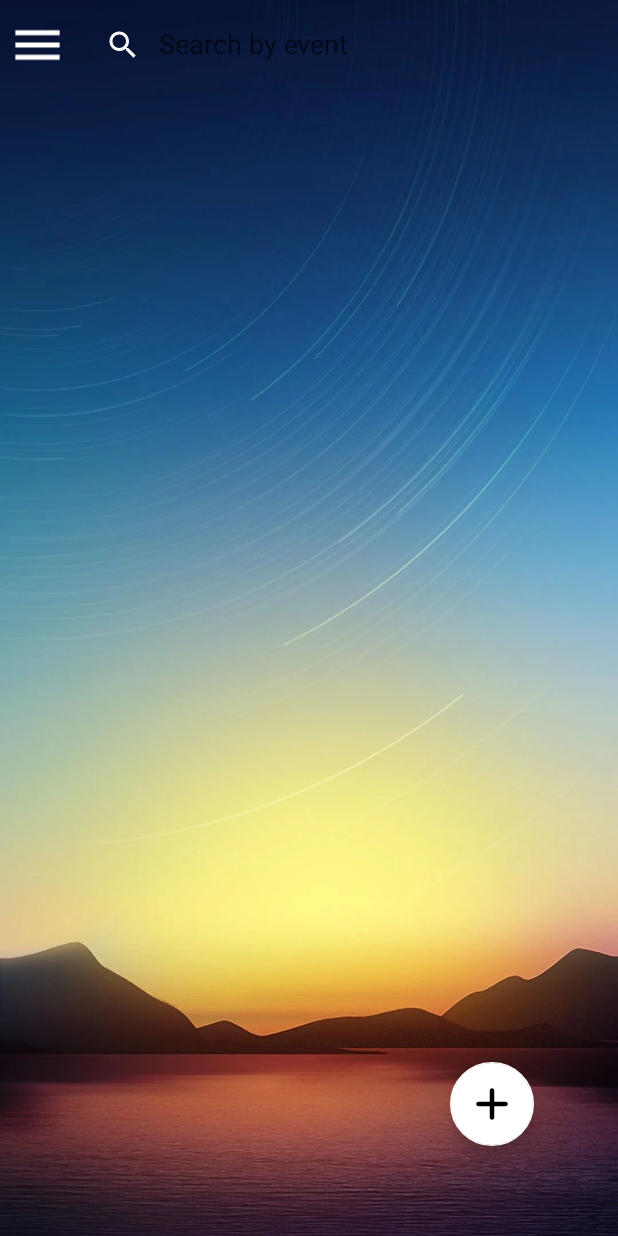
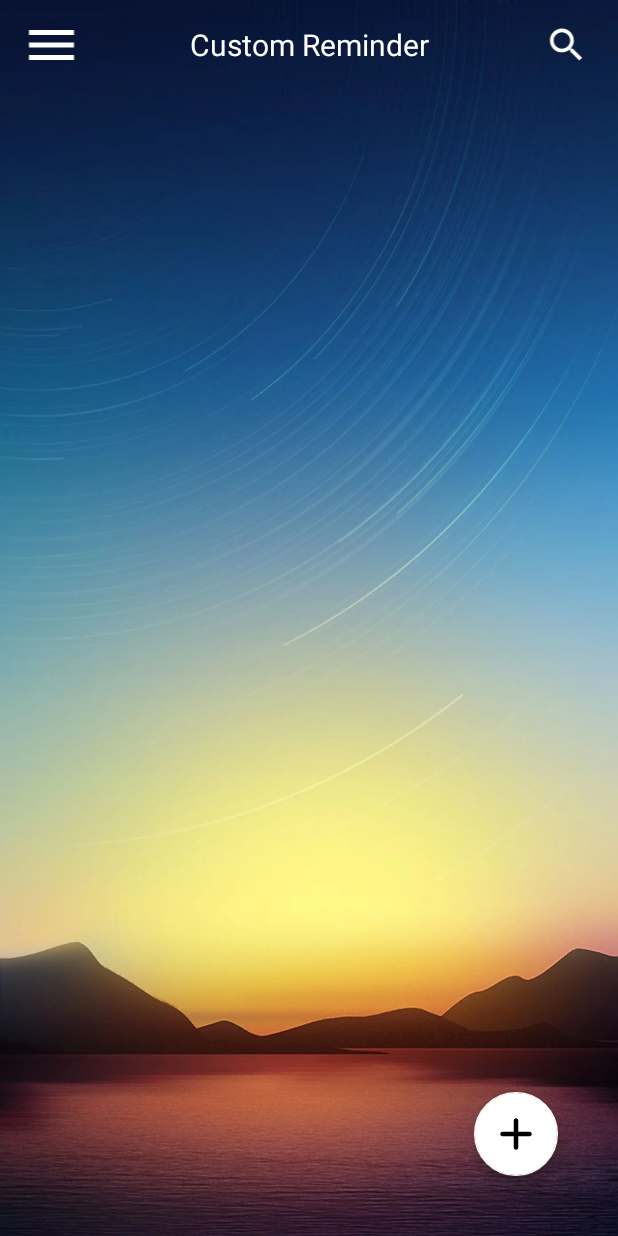
Before and after one commit to ajayreddyvanteru/ReminderApp, an Android app: the screen it shows after launch (MainActivity), in the side drawer, after a tap on "custom reminder", on a phone screen of 412 x 824 dp. Run offline under Robolectric (Android 15) with nearby library versions, the phone set to English and light mode, and no system bars; our stand-ins replace data binding.

Commit message:
custom reminder implementation

```diff
--- a/app/src/main/java/com/example/myreminder/UserMasterFragment.kt
+++ b/app/src/main/java/com/example/myreminder/UserMasterFragment.kt
@@ -39,6 +39,10 @@ class UserMasterFragment : Fragment(), OnItemClickListener {
         return binding.root
     }
 
+    override fun onResume() {
+        super.onResume()
+        binding.searchView.setQuery("",false)
+    }
 
     private fun setViewEvents(name: String) {
         var db = MyDatabaseHelper(requireContext())
@@ -47,11 +51,22 @@ class UserMasterFragment : Fragment(), OnItemClickListener {
         val recyclerView: RecyclerView = binding.recyclerView
 
         if(name.equals("event") && activity.fromcustom==false){
+            binding.Title.setText("Event Reminder")
+            binding.searchView.visibility=View.GONE
+            binding.searchicon.visibility=View.VISIBLE
+            binding.searchView.setQuery("", true);
+            binding.Title.visibility=View.VISIBLE
             eventadapter = ItemAdapter(requireContext(), eventlist, this)
             recyclerView.layoutManager = LinearLayoutManager(requireContext())
             recyclerView.adapter = eventadapter
         } else {
             customWeekAdapter = customWeekAdapter(requireContext(), customlist, this)
+            binding.Title.setText("Custom Reminder")
+            activity.fromcustom=true
+            binding.searchView.setQuery("", false);
+            binding.searchView.visibility=View.GONE
+            binding.searchicon.visibility=View.VISIBLE
+            binding.Title.visibility=View.VISIBLE
             recyclerView.layoutManager = LinearLayoutManager(requireContext())
             recyclerView.adapter = customWeekAdapter
         }
@@ -69,12 +84,6 @@ class UserMasterFragment : Fragment(), OnItemClickListener {
                     activity.fromcustom=true
                     setViewEvents("custom")
                 }
-                R.id.yearly -> {
-                    // Handle menu item 3 click
-                    // Example: display a toast message
-                    Toast.makeText(requireContext(), "message3", Toast.LENGTH_SHORT).show()
-
-                }
             }
 
             // Close the drawer after handling the click
@@ -85,19 +94,27 @@ class UserMasterFragment : Fragment(), OnItemClickListener {
         }
 
         binding.menu.setOnClickListener(View.OnClickListener { binding.drawerLayout!!.openDrawer(GravityCompat.START) })
+        binding.searchicon.setOnClickListener {
+            binding.searchView.visibility=View.VISIBLE
+            binding.searchicon.visibility=View.GONE
+            binding.Title.visibility=View.GONE
+        }
 
-        if (false) {
-            binding.searchView.setOnQueryTextListener(object : SearchView.OnQueryTextListener {
+        binding.searchView.setOnQueryTextListener(object : SearchView.OnQueryTextListener {
                 override fun onQueryTextSubmit(query: String?): Boolean {
                     return false
                 }
 
                 override fun onQueryTextChange(newText: String?): Boolean {
-                    eventadapter.filter(newText.orEmpty())
+                    if (!activity.fromcustom) {
+                        eventadapter.filter(newText.orEmpty())
+                    } else {
+                        customWeekAdapter.filter(newText.orEmpty())
+                    }
                     return true
                 }
             })
-        }
+
 
 
         binding.buttonadd.setOnClickListener {
--- /dev/null
+++ b/app/src/main/res/drawable/ic_radio_button_checked_24.xml
@@ -0,0 +1,5 @@
+<vector android:height="15dp" android:tint="#FFFFFF"
+    android:viewportHeight="24" android:viewportWidth="24"
+    android:width="15dp" xmlns:android="http://schemas.android.com/apk/res/android">
+    <path android:fillColor="@android:color/white" android:pathData="M12,7c-2.76,0 -5,2.24 -5,5s2.24,5 5,5 5,-2.24 5,-5 -2.24,-5 -5,-5zM12,2C6.48,2 2,6.48 2,12s4.48,10 10,10 10,-4.48 10,-10S17.52,2 12,2zM12,20c-4.42,0 -8,-3.58 -8,-8s3.58,-8 8,-8 8,3.58 8,8 -3.58,8 -8,8z"/>
+</vector>
--- a/app/src/main/res/layout/fragment_user_master.xml
+++ b/app/src/main/res/layout/fragment_user_master.xml
@@ -21,25 +21,48 @@
             <LinearLayout
                 android:layout_width="match_parent"
                 android:layout_height="60dp"
-                android:orientation="horizontal">
+                android:orientation="horizontal"
+                android:weightSum="3">
 
                 <ImageView
                     android:id="@+id/menu"
-                    android:layout_width="50dp"
+                    android:layout_width="0dp"
                     android:layout_height="match_parent"
-                    android:padding="5dp"
+                    android:layout_weight=".5"
+                    android:padding="10dp"
                     android:src="@drawable/ic_menu_24" />
 
 
                 <androidx.appcompat.widget.SearchView
                     android:id="@+id/search_view"
-                    android:layout_width="match_parent"
+                    android:layout_width="0dp"
+                    android:layout_weight="2.5"
                     android:layout_height="60dp"
                     android:hint="Search"
                     android:queryHint="Search"
+                    android:visibility="gone"
                     app:iconifiedByDefault="false"
                     app:queryHint="Search by event"
                     app:searchIcon="@drawable/ic__search_24" /><!--iconifiedByDefault enables click on whole search view-->
+                <TextView
+                    android:id="@+id/Title"
+                    android:layout_width="0dp"
+                    android:layout_height="60dp"
+                    android:layout_weight="2"
+                    android:gravity="center"
+                    android:text="Event Reminder"
+                    android:textColor="@color/white"
+                    android:textSize="20dp" />
+
+                <ImageView
+                    android:id="@+id/searchicon"
+                    android:layout_width="0dp"
+                    android:layout_height="match_parent"
+                    android:layout_weight=".5"
+                    android:padding="15dp"
+                    android:visibility="visible"
+                    android:src="@drawable/ic__search_24" />
+
 
 
             </LinearLayout>
@@ -54,17 +77,17 @@
                     android:layout_width="match_parent"
                     android:layout_height="match_parent">
 
-                <androidx.recyclerview.widget.RecyclerView
-                    android:id="@+id/recyclerView"
-                    android:layout_width="match_parent"
-                    android:layout_height="match_parent" />
+                    <androidx.recyclerview.widget.RecyclerView
+                        android:id="@+id/recyclerView"
+                        android:layout_width="match_parent"
+                        android:layout_height="match_parent" />
 
                     <com.google.android.material.navigation.NavigationView
                         android:id="@+id/navigation_view"
                         android:layout_width="wrap_content"
                         android:layout_height="match_parent"
                         android:layout_gravity="start"
-                        app:menu="@menu/drawer_menu" >
+                        app:menu="@menu/drawer_menu">
 
                     </com.google.android.material.navigation.NavigationView>
                 </androidx.drawerlayout.widget.DrawerLayout>
@@ -73,13 +96,14 @@
         </LinearLayout>
 
 
+
         <com.google.android.material.floatingactionbutton.FloatingActionButton
             android:id="@+id/buttonadd"
             android:layout_width="wrap_content"
             android:layout_height="wrap_content"
-            android:layout_gravity="bottom"
-            android:layout_marginLeft="300dp"
-            android:layout_marginBottom="60dp"
+            android:layout_gravity="right|bottom"
+            android:layout_marginRight="40dp"
+            android:layout_marginBottom="40dp"
             android:clickable="true"
             android:scaleType="center"
             android:src="@drawable/ic_icon_add"
--- a/app/src/main/res/menu/drawer_menu.xml
+++ b/app/src/main/res/menu/drawer_menu.xml
@@ -4,17 +4,13 @@
     tools:ignore="HardcodedText">
     <item
         android:id="@+id/event"
-        android:icon="@drawable/ic__search_24"
+        android:icon="@drawable/ic_radio_button_checked_24"
         android:title="event reminder" />
 
     <item
         android:id="@+id/custom"
-        android:icon="@drawable/ic__search_24"
+        android:icon="@drawable/ic_radio_button_checked_24"
         android:title="custom reminder" />
 
-    <item
-        android:id="@+id/yearly"
-        android:icon="@drawable/ic__search_24"
-        android:title="yearly reminder" />
 
 </menu>
```
Also changed, not shown: app/src/main/java/com/example/myreminder/MyForegroundService.kt (+49 -7 lines).
